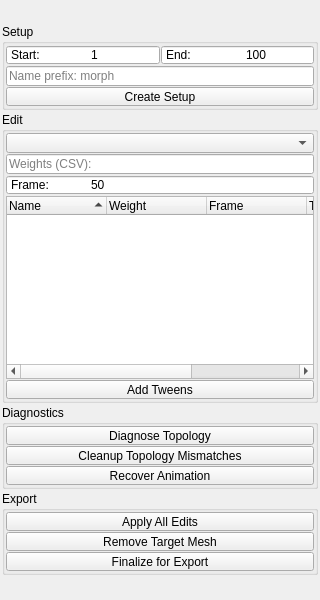
This is mayatk/anim_utils/blendshape_animator/blendshape_animator.ui in m3trik/mayatk as Qt 5 draws it before an edit. The edited form follows.
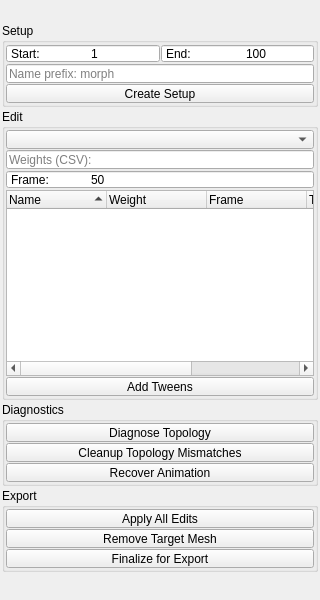
This is the edited form. Custom widgets are drawn as their Qt base class.

The edit to the form file:
```diff
--- a/mayatk/anim_utils/blendshape_animator/blendshape_animator.ui
+++ b/mayatk/anim_utils/blendshape_animator/blendshape_animator.ui
@@ -32,13 +32,13 @@
       <property name="minimumSize">
        <size>
         <width>0</width>
-        <height>20</height>
+        <height>19</height>
        </size>
       </property>
       <property name="maximumSize">
        <size>
         <width>16777215</width>
-        <height>20</height>
+        <height>19</height>
        </size>
       </property>
       <property name="font">
@@ -78,13 +78,13 @@
          <property name="minimumSize">
           <size>
            <width>0</width>
-           <height>20</height>
+           <height>19</height>
           </size>
          </property>
          <property name="maximumSize">
           <size>
            <width>16777215</width>
-           <height>20</height>
+           <height>19</height>
           </size>
          </property>
          <property name="toolTip">
@@ -112,13 +112,13 @@
          <property name="minimumSize">
           <size>
            <width>0</width>
-           <height>20</height>
+           <height>19</height>
           </size>
          </property>
          <property name="maximumSize">
           <size>
            <width>16777215</width>
-           <height>20</height>
+           <height>19</height>
           </size>
          </property>
          <property name="toolTip">
@@ -146,13 +146,13 @@
          <property name="minimumSize">
           <size>
            <width>0</width>
-           <height>20</height>
+           <height>19</height>
           </size>
          </property>
          <property name="maximumSize">
           <size>
            <width>16777215</width>
-           <height>20</height>
+           <height>19</height>
           </size>
          </property>
          <property name="toolTip">
@@ -217,13 +217,13 @@
          <property name="minimumSize">
           <size>
            <width>0</width>
-           <height>20</height>
+           <height>19</height>
           </size>
          </property>
          <property name="maximumSize">
           <size>
            <width>16777215</width>
-           <height>20</height>
+           <height>19</height>
           </size>
          </property>
          <property name="toolTip">
@@ -238,13 +238,13 @@
          <property name="minimumSize">
           <size>
            <width>0</width>
-           <height>20</height>
+           <height>19</height>
           </size>
          </property>
          <property name="maximumSize">
           <size>
            <width>16777215</width>
-           <height>20</height>
+           <height>19</height>
           </size>
          </property>
          <property name="toolTip">
@@ -262,13 +262,13 @@
          <property name="minimumSize">
           <size>
            <width>0</width>
-           <height>20</height>
+           <height>19</height>
           </size>
          </property>
          <property name="maximumSize">
           <size>
            <width>16777215</width>
-           <height>20</height>
+           <height>19</height>
           </size>
          </property>
          <property name="toolTip">
@@ -626,7 +626,7 @@
       <property name="minimumSize">
        <size>
         <width>0</width>
-        <height>20</height>
+        <height>19</height>
        </size>
       </property>
      </widget>
```
